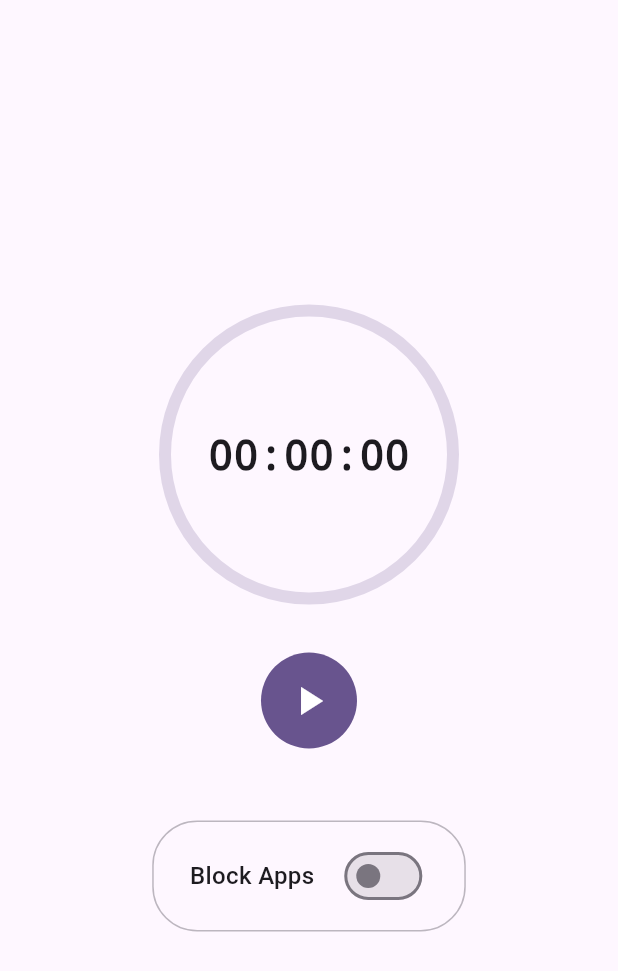
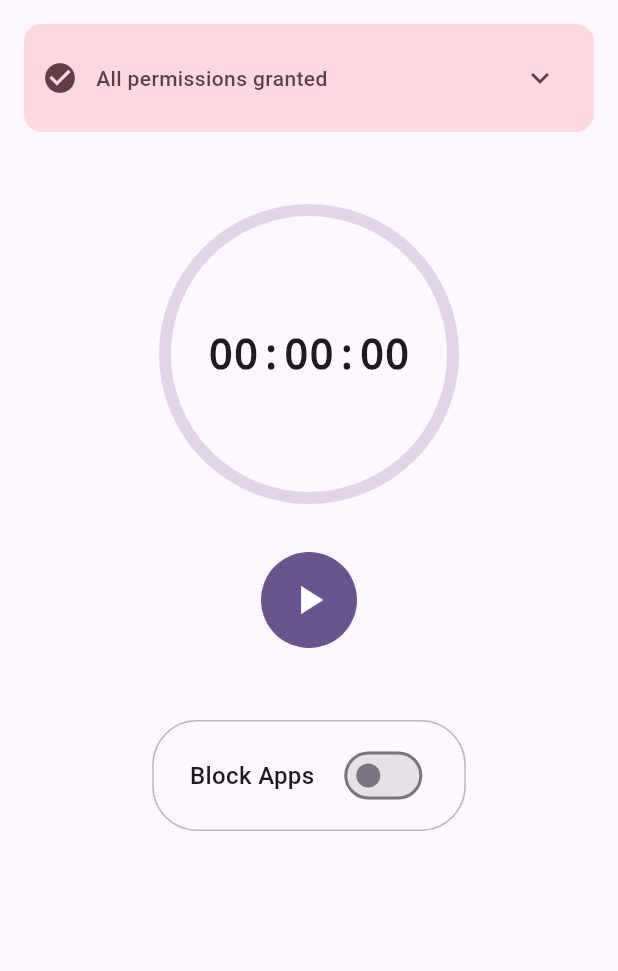
Before and after one commit to Laykusero04/self-improve-app, a Flutter app: the TimerWidget widget shown alone on an empty page, opened directly, on a phone screen of 412 x 824 dp. Shown: the top 971 px of the screen. Run offline on Flutter 3.47's test engine with Material 3 defaults, Android fonts, the phone set to English and light mode, and no system bars; our stand-ins replace bloc, equatable, fl_chart, flutter_bloc, flutter_slidable, permission_handler and 3 more; missing offline and left inert: app_settings, app_usage, installed_apps; accounts and stored records are empty.

Commit message:
Integrate app blocking functionality with shared preferences for persistent storage. Update ActivityScreen to include app selection for blocking, enhance TimerWidget with permission handling, and add BlockOverlayService for UI overlay. Update dependencies in pubspec.yaml and register necessary plugins in GeneratedPluginRegistrant.swift.

```diff
--- /dev/null
+++ b/self_improve_app/lib/widgets/activity/permissions_status_widget.dart
@@ -0,0 +1,258 @@
+import 'package:flutter/material.dart';
+import 'package:permission_handler/permission_handler.dart';
+import 'package:app_settings/app_settings.dart';
+import 'package:app_usage/app_usage.dart';
+
+class PermissionsStatusWidget extends StatefulWidget {
+  const PermissionsStatusWidget({super.key});
+
+  @override
+  State<PermissionsStatusWidget> createState() =>
+      _PermissionsStatusWidgetState();
+}
+
+class _PermissionsStatusWidgetState extends State<PermissionsStatusWidget> {
+  bool _systemAlertWindowGranted = false;
+  bool _usageStatsGranted = false;
+  bool _isCheckingPermissions = true;
+  bool _isExpanded = false;
+
+  @override
+  void initState() {
+    super.initState();
+    _checkPermissions();
+  }
+
+  Future<void> _checkPermissions() async {
+    setState(() => _isCheckingPermissions = true);
+
+    final systemAlertStatus = await Permission.systemAlertWindow.status;
+
+    // Check usage stats permission
+    bool hasUsageStats = false;
+    try {
+      final endDate = DateTime.now();
+      final startDate = endDate.subtract(const Duration(hours: 1));
+      await AppUsage().getAppUsage(startDate, endDate);
+      hasUsageStats = true;
+    } catch (e) {
+      hasUsageStats = false;
+    }
+
+    setState(() {
+      _systemAlertWindowGranted = systemAlertStatus.isGranted;
+      _usageStatsGranted = hasUsageStats;
+      _isCheckingPermissions = false;
+    });
+  }
+
+  Future<void> _openSettings() async {
+    await AppSettings.openAppSettings(type: AppSettingsType.settings);
+    // Recheck after user returns
+    await Future.delayed(const Duration(seconds: 1));
+    await _checkPermissions();
+  }
+
+  bool get _allPermissionsGranted =>
+      _systemAlertWindowGranted && _usageStatsGranted;
+
+  @override
+  Widget build(BuildContext context) {
+    if (_isCheckingPermissions) {
+      return const SizedBox.shrink();
+    }
+
+    // Show compact version if all permissions are granted
+    if (_allPermissionsGranted) {
+      return Container(
+        margin: const EdgeInsets.all(16),
+        padding: const EdgeInsets.all(12),
+        decoration: BoxDecoration(
+          color: Theme.of(context).colorScheme.tertiaryContainer,
+          borderRadius: BorderRadius.circular(12),
+        ),
+        child: Row(
+          children: [
+            Icon(
+              Icons.check_circle,
+              color: Theme.of(context).colorScheme.onTertiaryContainer,
+            ),
+            const SizedBox(width: 12),
+            Expanded(
+              child: Text(
+                'All permissions granted',
+                style: TextStyle(
+                  color: Theme.of(context).colorScheme.onTertiaryContainer,
+                  fontWeight: FontWeight.w500,
+                ),
+              ),
+            ),
+            IconButton(
+              icon: Icon(
+                _isExpanded ? Icons.expand_less : Icons.expand_more,
+                color: Theme.of(context).colorScheme.onTertiaryContainer,
+              ),
+              onPressed: () {
+                setState(() => _isExpanded = !_isExpanded);
+              },
+            ),
+          ],
+        ),
+      );
+    }
+
+    // Show warning if permissions are missing
+    return Container(
+      margin: const EdgeInsets.all(16),
+      padding: const EdgeInsets.all(16),
+      decoration: BoxDecoration(
+        color: Theme.of(context).colorScheme.errorContainer,
+        borderRadius: BorderRadius.circular(12),
+        border: Border.all(
+          color: Theme.of(context).colorScheme.error.withValues(alpha: 0.5),
+        ),
+      ),
+      child: Column(
+        crossAxisAlignment: CrossAxisAlignment.start,
+        children: [
+          Row(
+            children: [
+              Icon(
+                Icons.warning_rounded,
+                color: Theme.of(context).colorScheme.onErrorContainer,
+              ),
+              const SizedBox(width: 12),
+              Expanded(
+                child: Text(
+                  'Permissions Required',
+                  style: TextStyle(
+                    color: Theme.of(context).colorScheme.onErrorContainer,
+                    fontWeight: FontWeight.bold,
+                    fontSize: 16,
+                  ),
+                ),
+              ),
+              IconButton(
+                icon: Icon(
+                  _isExpanded ? Icons.expand_less : Icons.expand_more,
+                  color: Theme.of(context).colorScheme.onErrorContainer,
+                ),
+                onPressed: () {
+                  setState(() => _isExpanded = !_isExpanded);
+                },
+              ),
+            ],
+          ),
+          if (_isExpanded) ...[
+            const SizedBox(height: 12),
+            Text(
+              'To block apps during focus time, this app needs the following permissions:',
+              style: TextStyle(
+                color: Theme.of(context).colorScheme.onErrorContainer,
+              ),
+            ),
+            const SizedBox(height: 16),
+            _PermissionItem(
+              icon: Icons.phone_android,
+              title: 'Display over other apps',
+              description: 'Required to show blocking screen',
+              granted: _systemAlertWindowGranted,
+            ),
+            const SizedBox(height: 12),
+            _PermissionItem(
+              icon: Icons.app_settings_alt,
+              title: 'Usage Access',
+              description: 'Required to detect running apps',
+              granted: _usageStatsGranted,
+            ),
+            const SizedBox(height: 16),
+            Row(
+              children: [
+                Expanded(
+                  child: FilledButton.icon(
+                    onPressed: _openSettings,
+                    icon: const Icon(Icons.settings),
+                    label: const Text('Grant Permissions'),
+                    style: FilledButton.styleFrom(
+                      backgroundColor: Theme.of(context).colorScheme.error,
+                      foregroundColor: Theme.of(context).colorScheme.onError,
+                    ),
+                  ),
+                ),
+                const SizedBox(width: 8),
+                IconButton.outlined(
+                  onPressed: _checkPermissions,
+                  icon: const Icon(Icons.refresh),
+                  tooltip: 'Refresh',
+                ),
+              ],
+            ),
+          ],
+        ],
+      ),
+    );
+  }
+}
+
+class _PermissionItem extends StatelessWidget {
+  final IconData icon;
+  final String title;
+  final String description;
+  final bool granted;
+
+  const _PermissionItem({
+    required this.icon,
+    required this.title,
+    required this.description,
+    required this.granted,
+  });
+
+  @override
+  Widget build(BuildContext context) {
+    return Row(
+      crossAxisAlignment: CrossAxisAlignment.start,
+      children: [
+        Icon(
+          icon,
+          size: 24,
+          color: Theme.of(context).colorScheme.onErrorContainer,
+        ),
+        const SizedBox(width: 12),
+        Expanded(
+          child: Column(
+            crossAxisAlignment: CrossAxisAlignment.start,
+            children: [
+              Text(
+                title,
+                style: TextStyle(
+                  color: Theme.of(context).colorScheme.onErrorContainer,
+                  fontWeight: FontWeight.w500,
+                  fontSize: 14,
+                ),
+              ),
+              const SizedBox(height: 2),
+              Text(
+                description,
+                style: TextStyle(
+                  color: Theme.of(context)
+                      .colorScheme
+                      .onErrorContainer
+                      .withValues(alpha: 0.8),
+                  fontSize: 12,
+                ),
+              ),
+            ],
+          ),
+        ),
+        const SizedBox(width: 8),
+        Icon(
+          granted ? Icons.check_circle : Icons.cancel,
+          color: granted
+              ? Colors.green
+              : Theme.of(context).colorScheme.error,
+          size: 24,
+        ),
+      ],
+    );
+  }
+}
--- a/self_improve_app/lib/widgets/activity/timer_widget.dart
+++ b/self_improve_app/lib/widgets/activity/timer_widget.dart
@@ -4,6 +4,7 @@ import 'dart:math' as math;
 import 'package:app_settings/app_settings.dart';
 import 'package:permission_handler/permission_handler.dart';
 import 'package:self_improve_app/services/app_blocker_service.dart';
+import 'permissions_status_widget.dart';
 
 class TimerWidget extends StatefulWidget {
   const TimerWidget({super.key});
@@ -114,11 +115,14 @@ class _TimerWidgetState extends State<TimerWidget> {
 
   @override
   Widget build(BuildContext context) {
-    return Center(
+    return SingleChildScrollView(
       child: Column(
-        mainAxisAlignment: MainAxisAlignment.center,
         children: [
+          // Permissions Status
+          const PermissionsStatusWidget(),
+
           // Circular Timer
+          const SizedBox(height: 32),
           CustomPaint(
             size: const Size(200, 200),
             painter: CircleTimerPainter(
@@ -197,15 +201,15 @@ class _TimerWidgetState extends State<TimerWidget> {
                     Switch(
                       value: _blockApps,
                       onChanged: _hasPermission
-                          ? (value) {
+                          ? (value) async {
                               setState(() {
                                 _blockApps = value;
-                                if (value) {
-                                  _appBlockerService.startBlocking();
-                                } else {
-                                  _appBlockerService.stopBlocking();
-                                }
                               });
+                              if (value) {
+                                _appBlockerService.startBlocking();
+                              } else {
+                                await _appBlockerService.stopBlocking();
+                              }
                             }
                           : null,
                     ),
--- a/self_improve_app/pubspec.yaml
+++ b/self_improve_app/pubspec.yaml
@@ -46,6 +46,9 @@ dependencies:
   fl_chart: ^0.69.0
   app_settings: ^5.1.1
   permission_handler: ^11.3.1
+  shared_preferences: ^2.2.2
+  installed_apps: ^2.0.0
+  app_usage: ^4.0.1
 
 dev_dependencies:
   flutter_test:
```
Also changed, not shown: self_improve_app/lib/models/app_info.dart (added, +29 -0 lines), self_improve_app/lib/screens/activity_screen.dart (+15 -0 lines), self_improve_app/lib/screens/app_selection_screen.dart (added, +260 -0 lines), self_improve_app/lib/services/app_blocker_service.dart (+130 -24 lines), self_improve_app/pubspec.lock, 5 other files.
